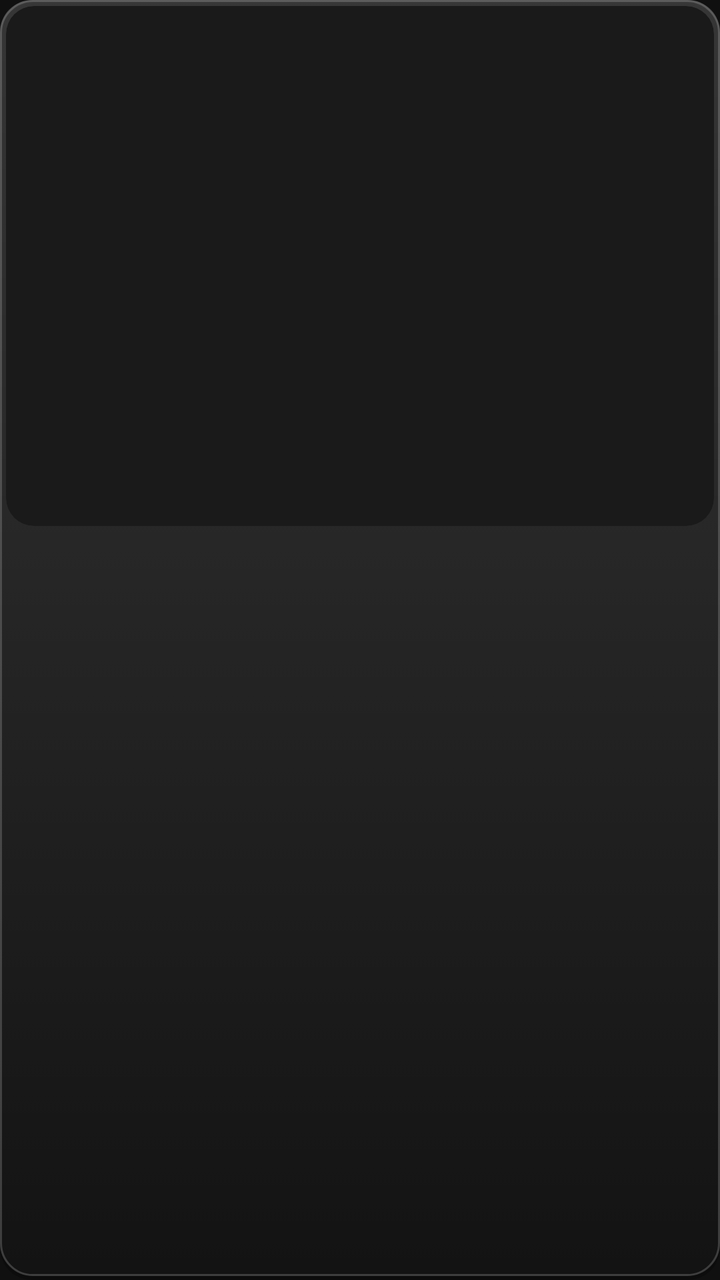
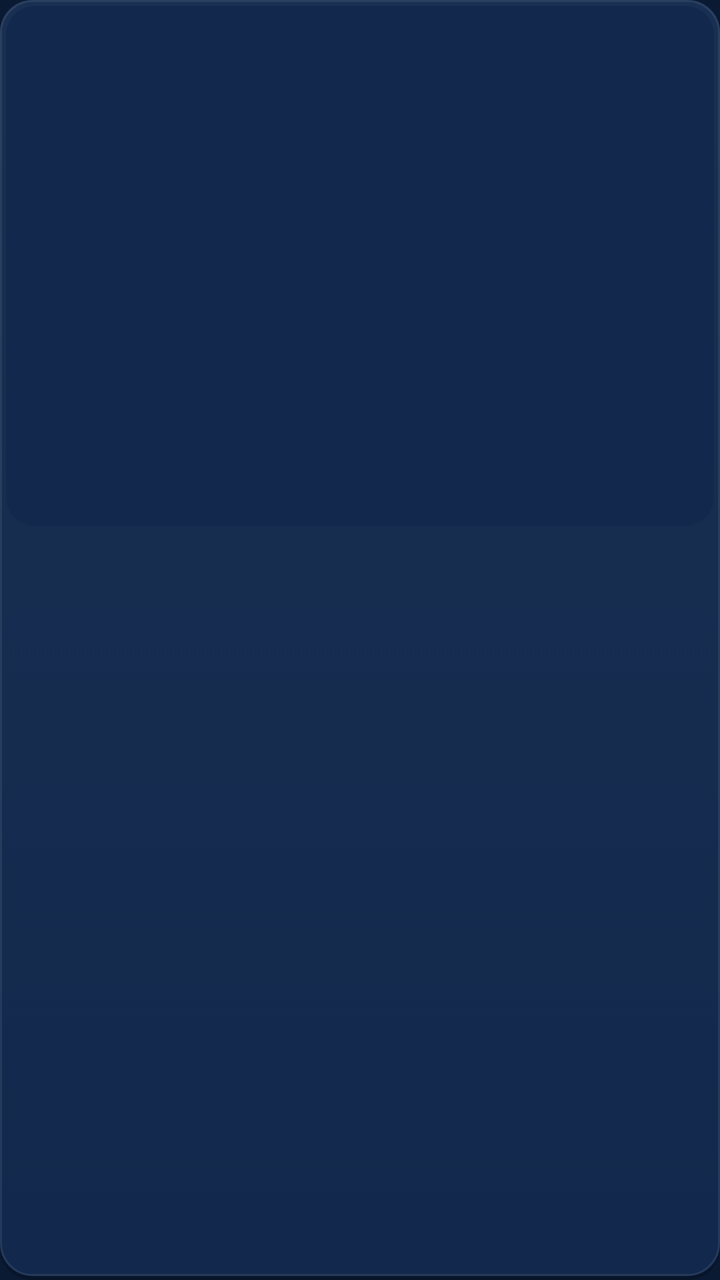

Screens rendered from an Android XML layout before and after an edit, with the pre-edit source and the edit as a unified diff.
<!-- AndroidManifest.xml: application theme AppTheme -->
<!-- res/layout/item_card.xml -->
<?xml version="1.0" encoding="utf-8"?>
<LinearLayout xmlns:android="http://schemas.android.com/apk/res/android"
    android:layout_width="match_parent"
    android:layout_height="wrap_content"
    android:layout_margin="4dp"
    android:background="@drawable/bg_card_outer"
    android:clickable="true"
    android:focusable="true"
    android:orientation="vertical"
    android:padding="3dp">

    <FrameLayout
        android:layout_width="match_parent"
        android:layout_height="260dp"
        android:background="@drawable/bg_home_image"
        android:clipToOutline="true">

        <TextView
            android:id="@+id/tv_initial"
            android:layout_width="match_parent"
            android:layout_height="match_parent"
            android:gravity="center"
            android:textColor="#C8FF00"
            android:textSize="48sp"
            android:textStyle="bold" />

        <ImageView
            android:id="@+id/iv_logo"
            android:layout_width="match_parent"
            android:layout_height="match_parent"
            android:contentDescription="@null"
            android:scaleType="centerCrop" />
    </FrameLayout>

    <TextView
        android:id="@+id/tv_name"
        android:layout_width="match_parent"
        android:layout_height="wrap_content"
        android:layout_marginTop="8dp"
        android:ellipsize="end"
        android:maxLines="2"
        android:minLines="2"
        android:textColor="#FFFFFF"
        android:textSize="18sp"
        android:textStyle="bold" />

    <TextView
        android:id="@+id/tv_now"
        android:layout_width="match_parent"
        android:layout_height="wrap_content"
        android:layout_marginTop="2dp"
        android:ellipsize="end"
        android:maxLines="1"
        android:textColor="#A8A8A8"
        android:textSize="15sp"
        android:visibility="gone" />

    <TextView
        android:id="@+id/tv_next"
        android:layout_width="match_parent"
        android:layout_height="wrap_content"
        android:ellipsize="end"
        android:maxLines="1"
        android:textColor="#A8A8A8"
        android:textSize="15sp"
        android:visibility="gone" />

</LinearLayout>
<!-- resources referenced by this layout -->
<resources>
  <!-- drawable bg_card_outer (drawable) -->
  <?xml version="1.0" encoding="utf-8"?>
  <selector xmlns:android="http://schemas.android.com/apk/res/android">
      <item android:state_focused="true" android:drawable="@drawable/bg_card_outer_focus" />
      <item android:state_pressed="true" android:drawable="@drawable/bg_card_outer_focus" />
      <item android:state_selected="true" android:drawable="@drawable/bg_card_outer_focus" />
      <item android:drawable="@drawable/glass_mid" />
  </selector>
  <!-- drawable bg_home_image (drawable) -->
  <?xml version="1.0" encoding="utf-8"?>
  <shape xmlns:android="http://schemas.android.com/apk/res/android" android:shape="rectangle">
      <solid android:color="#1A1A1A" />
      <corners android:radius="14dp" />
  </shape>
  <style name="AppTheme" parent="android:Theme.Material.NoActionBar">
          <item name="android:windowBackground">#101010</item>
          <item name="android:colorAccent">#C8FF00</item>
          <item name="android:alertDialogTheme">@style/AscDialog</item>
      </style>
  <!-- drawable bg_card_outer_focus (drawable) -->
  <?xml version="1.0" encoding="utf-8"?>
  <layer-list xmlns:android="http://schemas.android.com/apk/res/android">
      <item
          android:left="-4dp"
          android:top="-4dp"
          android:right="-4dp"
          android:bottom="-4dp">
          <shape android:shape="rectangle">
              <stroke android:width="1dp" android:color="@color/asc_accent_glow" />
              <corners android:radius="20dp" />
          </shape>
      </item>
      <item
          android:left="-3dp"
          android:top="-3dp"
          android:right="-3dp"
          android:bottom="-3dp">
          <shape android:shape="rectangle">
              <stroke android:width="3dp" android:color="@color/asc_accent" />
              <corners android:radius="19dp" />
          </shape>
      </item>
      <item>
          <shape android:shape="rectangle">
              <solid android:color="@color/asc_glass_focus" />
              <corners android:radius="16dp" />
          </shape>
      </item>
      <item>
          <shape android:shape="rectangle">
              <gradient
                  android:angle="270"
                  android:endColor="@color/asc_glass_sheen_end"
                  android:startColor="@color/asc_glass_sheen" />
              <corners android:radius="16dp" />
          </shape>
      </item>
  </layer-list>
  <style name="AscDialog" parent="android:Theme.Material.Dialog.Alert">
          <item name="android:windowBackground">@drawable/glass_strong</item>
          <item name="android:colorAccent">#C8FF00</item>
          <item name="android:textColorPrimary">#FFFFFF</item>
          <item name="android:textColorSecondary">#A8A8A8</item>
      </style>
  <color name="asc_accent_glow">#59C8FF00</color>
  <color name="asc_accent">#C8FF00</color>
  <color name="asc_glass_focus">#CC262626</color>
  <color name="asc_glass_sheen_end">#00FFFFFF</color>
  <color name="asc_glass_sheen">#26FFFFFF</color>
  <color name="asc_glass_shadow">#40000000</color>
  <color name="asc_glass_mid">#8C1A1A1A</color>
  <color name="asc_glass_border">#2EFFFFFF</color>
  <color name="asc_glass_strong">#D9141414</color>
  <color name="asc_glass_border_strong">#3DFFFFFF</color>
  <!-- unchanged entries left out for length: 2 -->
</resources>

<!-- the commit's change to res/layout/item_card.xml (unified diff, before → after) -->
@@ -20,7 +20,7 @@
             android:layout_width="match_parent"
             android:layout_height="match_parent"
             android:gravity="center"
-            android:textColor="#C8FF00"
+            android:textColor="#5AA2FF"
             android:textSize="48sp"
             android:textStyle="bold" />
 
@@ -51,7 +51,7 @@
         android:layout_marginTop="2dp"
         android:ellipsize="end"
         android:maxLines="1"
-        android:textColor="#A8A8A8"
+        android:textColor="#B8C0CC"
         android:textSize="15sp"
         android:visibility="gone" />
 
@@ -61,7 +61,7 @@
         android:layout_height="wrap_content"
         android:ellipsize="end"
         android:maxLines="1"
-        android:textColor="#A8A8A8"
+        android:textColor="#B8C0CC"
         android:textSize="15sp"
         android:visibility="gone" />
 
<!-- resource entries referenced after the edit -->
@@ -11,12 +11,12 @@
   <!-- drawable bg_home_image (drawable) -->
   <?xml version="1.0" encoding="utf-8"?>
   <shape xmlns:android="http://schemas.android.com/apk/res/android" android:shape="rectangle">
-      <solid android:color="#1A1A1A" />
+      <solid android:color="#12294D" />
       <corners android:radius="14dp" />
   </shape>
   <style name="AppTheme" parent="android:Theme.Material.NoActionBar">
-          <item name="android:windowBackground">#101010</item>
-          <item name="android:colorAccent">#C8FF00</item>
+          <item name="android:windowBackground">#0A1A33</item>
+          <item name="android:colorAccent">#5AA2FF</item>
           <item name="android:alertDialogTheme">@style/AscDialog</item>
       </style>
   <!-- drawable bg_card_outer_focus (drawable) -->
@@ -38,7 +38,7 @@
           android:right="-3dp"
           android:bottom="-3dp">
           <shape android:shape="rectangle">
-              <stroke android:width="3dp" android:color="@color/asc_accent" />
+              <stroke android:width="2dp" android:color="@color/asc_focus" />
               <corners android:radius="19dp" />
           </shape>
       </item>
@@ -60,20 +60,20 @@
   </layer-list>
   <style name="AscDialog" parent="android:Theme.Material.Dialog.Alert">
           <item name="android:windowBackground">@drawable/glass_strong</item>
-          <item name="android:colorAccent">#C8FF00</item>
+          <item name="android:colorAccent">#5AA2FF</item>
           <item name="android:textColorPrimary">#FFFFFF</item>
-          <item name="android:textColorSecondary">#A8A8A8</item>
+          <item name="android:textColorSecondary">#B8C0CC</item>
       </style>
-  <color name="asc_accent_glow">#59C8FF00</color>
-  <color name="asc_accent">#C8FF00</color>
-  <color name="asc_glass_focus">#CC262626</color>
+  <color name="asc_accent_glow">#455AA2FF</color>
+  <color name="asc_focus">#FF5AA2FF</color>
+  <color name="asc_glass_focus">#FF1B3B6C</color>
   <color name="asc_glass_sheen_end">#00FFFFFF</color>
-  <color name="asc_glass_sheen">#26FFFFFF</color>
-  <color name="asc_glass_shadow">#40000000</color>
-  <color name="asc_glass_mid">#8C1A1A1A</color>
-  <color name="asc_glass_border">#2EFFFFFF</color>
-  <color name="asc_glass_strong">#D9141414</color>
-  <color name="asc_glass_border_strong">#3DFFFFFF</color>
+  <color name="asc_glass_sheen">#08FFFFFF</color>
+  <color name="asc_glass_shadow">#33000000</color>
+  <color name="asc_glass_mid">#FF12294D</color>
+  <color name="asc_glass_border">#14FFFFFF</color>
+  <color name="asc_glass_strong">#FF12294D</color>
+  <color name="asc_glass_border_strong">#1FFFFFFF</color>
   <!-- unchanged entries left out for length: 2 -->
 </resources>
 
